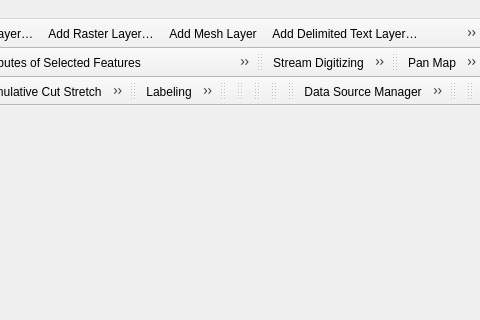
The window that src/ui/qgisapp.ui (qgis/QGIS) describes before a commit, drawn with Qt 5; both pictures show x 584 to 1064 and y 0 to 320 of the 1064 by 506 pixel window.
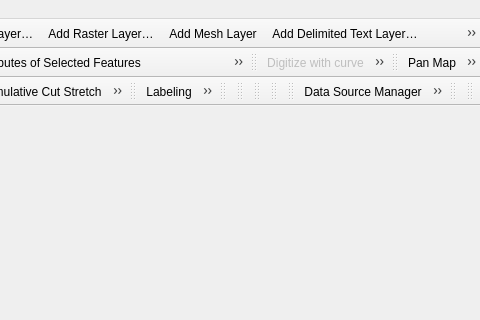
The same window after the commit. Icons and pictures are not drawn.

```diff
--- a/src/ui/qgisapp.ui
+++ b/src/ui/qgisapp.ui
@@ -519,7 +519,6 @@
    <attribute name="toolBarBreak">
     <bool>false</bool>
    </attribute>
-   <addaction name="mActionStreamDigitize"/>
    <addaction name="mActionDigitizeWithCurve"/>
    <addaction name="mActionRotateFeature"/>
    <addaction name="mActionScaleFeature"/>
```
